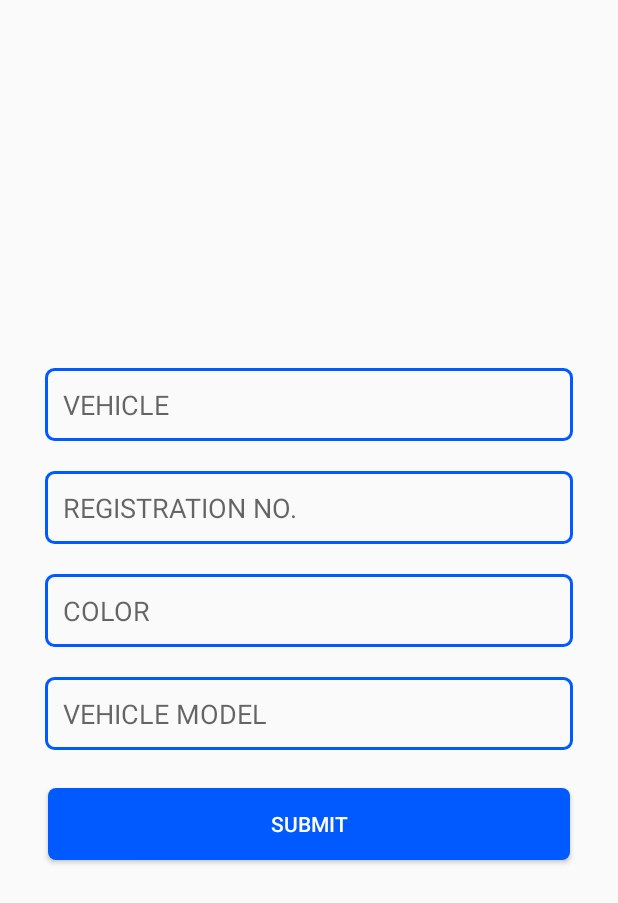
After one commit to MUHAMMADAQIB96/Mechanica, an Android app: the VehicleDetailActivity screen opened directly, with no data from a screen before it, on a phone screen of 412 x 824 dp. The commit adds this screen. Shown: the top 903 px of the screen. Run offline under Robolectric (Android 15) with nearby library versions, the phone set to English and light mode, and no system bars.

Commit message:
layout completed"

```diff
--- /dev/null
+++ b/app/src/main/java/com/example/fyp/mechanica/VehicleDetailActivity.java
@@ -0,0 +1,13 @@
+package com.example.fyp.mechanica;
+
+import android.support.v7.app.AppCompatActivity;
+import android.os.Bundle;
+
+public class VehicleDetailActivity extends AppCompatActivity {
+
+    @Override
+    protected void onCreate(Bundle savedInstanceState) {
+        super.onCreate(savedInstanceState);
+        setContentView(R.layout.activity_vehicle_detail);
+    }
+}
--- /dev/null
+++ b/app/src/main/res/drawable/ic_directions_car_24dp.xml
@@ -0,0 +1,5 @@
+<vector android:height="24dp" android:tint="#005AFF"
+    android:viewportHeight="24.0" android:viewportWidth="24.0"
+    android:width="24dp" xmlns:android="http://schemas.android.com/apk/res/android">
+    <path android:fillColor="#FF000000" android:pathData="M18.92,6.01C18.72,5.42 18.16,5 17.5,5h-11c-0.66,0 -1.21,0.42 -1.42,1.01L3,12v8c0,0.55 0.45,1 1,1h1c0.55,0 1,-0.45 1,-1v-1h12v1c0,0.55 0.45,1 1,1h1c0.55,0 1,-0.45 1,-1v-8l-2.08,-5.99zM6.5,16c-0.83,0 -1.5,-0.67 -1.5,-1.5S5.67,13 6.5,13s1.5,0.67 1.5,1.5S7.33,16 6.5,16zM17.5,16c-0.83,0 -1.5,-0.67 -1.5,-1.5s0.67,-1.5 1.5,-1.5 1.5,0.67 1.5,1.5 -0.67,1.5 -1.5,1.5zM5,11l1.5,-4.5h11L19,11L5,11z"/>
+</vector>
--- /dev/null
+++ b/app/src/main/res/drawable/ic_history_24dp.xml
@@ -0,0 +1,5 @@
+<vector android:height="24dp" android:tint="#005AFF"
+    android:viewportHeight="24.0" android:viewportWidth="24.0"
+    android:width="24dp" xmlns:android="http://schemas.android.com/apk/res/android">
+    <path android:fillColor="#FF000000" android:pathData="M13,3c-4.97,0 -9,4.03 -9,9L1,12l3.89,3.89 0.07,0.14L9,12L6,12c0,-3.87 3.13,-7 7,-7s7,3.13 7,7 -3.13,7 -7,7c-1.93,0 -3.68,-0.79 -4.94,-2.06l-1.42,1.42C8.27,19.99 10.51,21 13,21c4.97,0 9,-4.03 9,-9s-4.03,-9 -9,-9zM12,8v5l4.28,2.54 0.72,-1.21 -3.5,-2.08L13.5,8L12,8z"/>
+</vector>
--- /dev/null
+++ b/app/src/main/res/drawable/ic_my_location_24dp.xml
@@ -0,0 +1,5 @@
+<vector android:height="24dp" android:tint="#005AFF"
+    android:viewportHeight="24.0" android:viewportWidth="24.0"
+    android:width="24dp" xmlns:android="http://schemas.android.com/apk/res/android">
+    <path android:fillColor="#FF000000" android:pathData="M12,8c-2.21,0 -4,1.79 -4,4s1.79,4 4,4 4,-1.79 4,-4 -1.79,-4 -4,-4zM20.94,11c-0.46,-4.17 -3.77,-7.48 -7.94,-7.94L13,1h-2v2.06C6.83,3.52 3.52,6.83 3.06,11L1,11v2h2.06c0.46,4.17 3.77,7.48 7.94,7.94L11,23h2v-2.06c4.17,-0.46 7.48,-3.77 7.94,-7.94L23,13v-2h-2.06zM12,19c-3.87,0 -7,-3.13 -7,-7s3.13,-7 7,-7 7,3.13 7,7 -3.13,7 -7,7z"/>
+</vector>
--- /dev/null
+++ b/app/src/main/res/drawable/ic_settings_24dp.xml
@@ -0,0 +1,5 @@
+<vector android:height="24dp" android:tint="#005AFF"
+    android:viewportHeight="24.0" android:viewportWidth="24.0"
+    android:width="24dp" xmlns:android="http://schemas.android.com/apk/res/android">
+    <path android:fillColor="#FF000000" android:pathData="M19.43,12.98c0.04,-0.32 0.07,-0.64 0.07,-0.98s-0.03,-0.66 -0.07,-0.98l2.11,-1.65c0.19,-0.15 0.24,-0.42 0.12,-0.64l-2,-3.46c-0.12,-0.22 -0.39,-0.3 -0.61,-0.22l-2.49,1c-0.52,-0.4 -1.08,-0.73 -1.69,-0.98l-0.38,-2.65C14.46,2.18 14.25,2 14,2h-4c-0.25,0 -0.46,0.18 -0.49,0.42l-0.38,2.65c-0.61,0.25 -1.17,0.59 -1.69,0.98l-2.49,-1c-0.23,-0.09 -0.49,0 -0.61,0.22l-2,3.46c-0.13,0.22 -0.07,0.49 0.12,0.64l2.11,1.65c-0.04,0.32 -0.07,0.65 -0.07,0.98s0.03,0.66 0.07,0.98l-2.11,1.65c-0.19,0.15 -0.24,0.42 -0.12,0.64l2,3.46c0.12,0.22 0.39,0.3 0.61,0.22l2.49,-1c0.52,0.4 1.08,0.73 1.69,0.98l0.38,2.65c0.03,0.24 0.24,0.42 0.49,0.42h4c0.25,0 0.46,-0.18 0.49,-0.42l0.38,-2.65c0.61,-0.25 1.17,-0.59 1.69,-0.98l2.49,1c0.23,0.09 0.49,0 0.61,-0.22l2,-3.46c0.12,-0.22 0.07,-0.49 -0.12,-0.64l-2.11,-1.65zM12,15.5c-1.93,0 -3.5,-1.57 -3.5,-3.5s1.57,-3.5 3.5,-3.5 3.5,1.57 3.5,3.5 -1.57,3.5 -3.5,3.5z"/>
+</vector>
--- /dev/null
+++ b/app/src/main/res/layout/activity_vehicle_detail.xml
@@ -0,0 +1,62 @@
+<?xml version="1.0" encoding="utf-8"?>
+<LinearLayout xmlns:android="http://schemas.android.com/apk/res/android"
+    xmlns:app="http://schemas.android.com/apk/res-auto"
+    xmlns:tools="http://schemas.android.com/tools"
+    android:layout_width="match_parent"
+    android:layout_height="match_parent"
+    android:orientation="vertical"
+    android:padding="20dp"
+    android:gravity="center"
+    tools:context=".VehicleDetailActivity">
+
+
+    <EditText
+        android:id="@+id/et_vehicle"
+        android:layout_width="match_parent"
+        android:layout_height="wrap_content"
+        android:background="@drawable/edit_text_border"
+        android:padding="@dimen/spacing_small"
+        android:layout_margin="@dimen/spacing_ex_small"
+        android:hint="VEHICLE"/>
+
+    <EditText
+        android:id="@+id/et_vehicle_registration_no"
+        android:layout_width="match_parent"
+        android:layout_height="wrap_content"
+        android:background="@drawable/edit_text_border"
+        android:padding="@dimen/spacing_small"
+        android:layout_margin="@dimen/spacing_ex_small"
+        android:inputType="textEmailAddress"
+        android:hint="REGISTRATION NO."/>
+
+    <EditText
+        android:id="@+id/et_vehicle_color"
+        android:layout_width="match_parent"
+        android:layout_height="wrap_content"
+        android:background="@drawable/edit_text_border"
+        android:padding="@dimen/spacing_small"
+        android:layout_margin="@dimen/spacing_ex_small"
+        android:inputType="textEmailAddress"
+        android:hint="COLOR"/>
+
+    <EditText
+        android:id="@+id/et_vehicle_model"
+        android:layout_width="match_parent"
+        android:layout_height="wrap_content"
+        android:background="@drawable/edit_text_border"
+        android:padding="@dimen/spacing_small"
+        android:layout_margin="@dimen/spacing_ex_small"
+        android:inputType="textEmailAddress"
+        android:hint="VEHICLE MODEL"/>
+
+    <Button
+        android:id="@+id/btn_submit"
+        android:layout_width="match_parent"
+        android:layout_height="wrap_content"
+        android:text="@string/btn_text_submit"
+        android:textColor="@color/white"
+        android:layout_marginHorizontal="@dimen/spacing_small"
+        android:layout_marginVertical="@dimen/spacing_normal"
+        android:background="@drawable/button_corner_radius"/>
+
+</LinearLayout>
--- a/app/src/main/res/layout/mechanic_info_card.xml
+++ b/app/src/main/res/layout/mechanic_info_card.xml
@@ -68,13 +68,12 @@
 
                 <RatingBar
                     android:id="@+id/rating_bar"
-                    android:layout_width="match_parent"
+                    android:layout_width="wrap_content"
                     android:layout_height="wrap_content"
                     android:layout_marginTop="5dp"
                     style="@style/Widget.AppCompat.RatingBar.Small"
-                    android:numStars="5"
                     android:rating="4"
-                    android:stepSize="1.0"/>
+                    />
 
                 <TextView
                     android:id="@+id/tv_address"
```
Also changed, not shown: app/src/main/AndroidManifest.xml (+12 -15 lines), app/src/main/java/com/example/fyp/mechanica/BaseDrawerActivity.java (+12 -4 lines), app/src/main/java/com/example/fyp/mechanica/HistoryActivity.java (added, +13 -0 lines), app/src/main/java/com/example/fyp/mechanica/RequestMechanicActivity.java (added, +13 -0 lines), app/src/main/java/com/example/fyp/mechanica/SelectLocationActivity.java (added, +13 -0 lines), app/src/main/java/com/example/fyp/mechanica/SettingsActivity.java (added, +35 -0 lines), app/src/main/res/layout/activity_history.xml (added, +15 -0 lines), app/src/main/res/layout/activity_request_mechanic.xml (added, +99 -0 lines), app/src/main/res/layout/activity_select_location.xml (added, +58 -0 lines), app/src/main/res/layout/activity_settings.xml (added, +71 -0 lines), app/src/main/res/layout/history_list_item.xml (added, +72 -0 lines), app/src/main/res/menu/menu_drawer_item_list.xml (+25 -10 lines).
